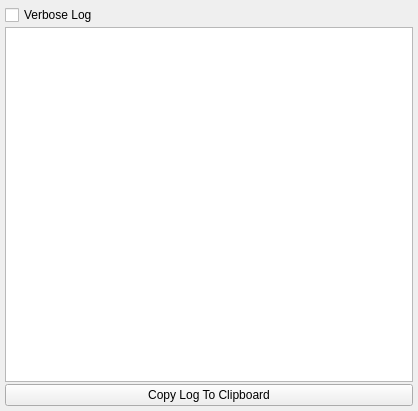
brettrjones/gotvptop, file GoTvApps/GoTvCommon/Forms/LogWidget.ui: the form before one commit.
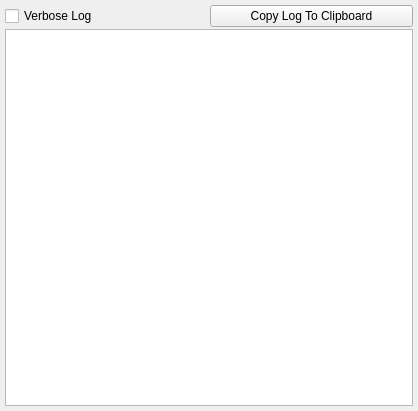
The form after the commit.

```diff
--- a/GoTvApps/GoTvCommon/Forms/LogWidget.ui
+++ b/GoTvApps/GoTvCommon/Forms/LogWidget.ui
@@ -36,21 +36,25 @@
     <number>5</number>
    </property>
    <item>
+    <layout class="QHBoxLayout" name="horizontalLayout">
+     <item>
     <widget class="QCheckBox" name="m_VerboseCheckBox">
      <property name="text">
       <string>Verbose Log</string>
      </property>
     </widget>
    </item>
-   <item>
-    <widget class="QPlainTextEdit" name="m_LogPlainTextEdit"/>
-   </item>
    <item>
     <widget class="QPushButton" name="m_CopyToClipboardButton">
      <property name="text">
       <string>Copy Log To Clipboard</string>
      </property>
     </widget>
+     </item>
+    </layout>
+   </item>
+   <item>
+    <widget class="QPlainTextEdit" name="m_LogPlainTextEdit"/>
    </item>
   </layout>
  </widget>
```
Lines whose indentation alone changed are shown as unchanged.
